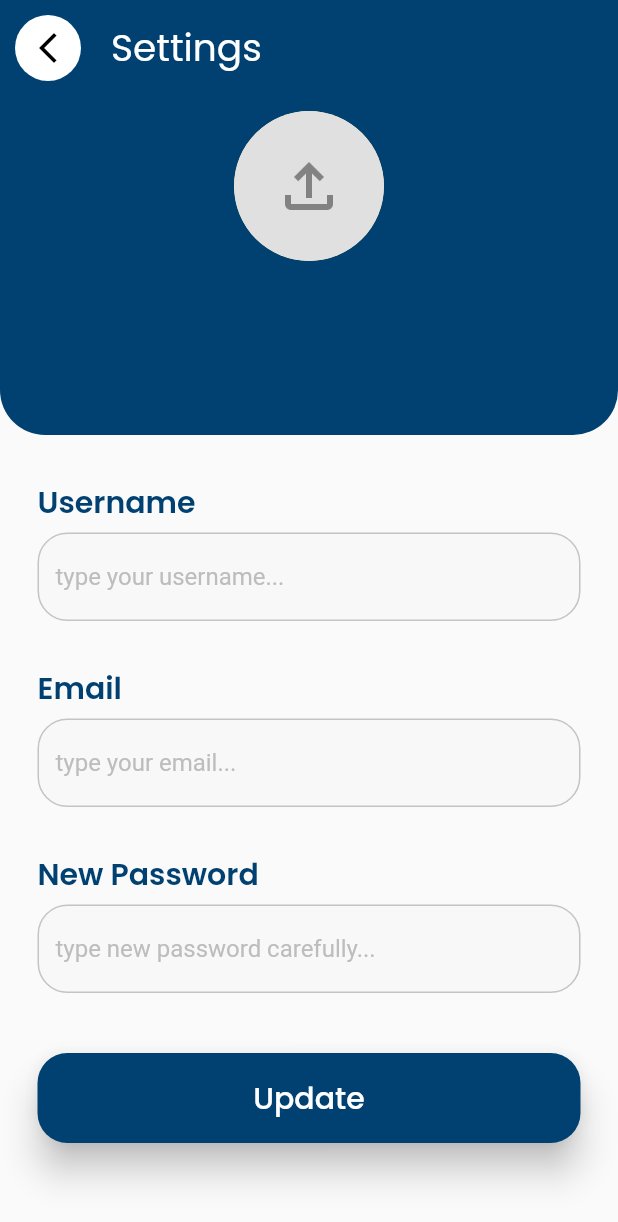
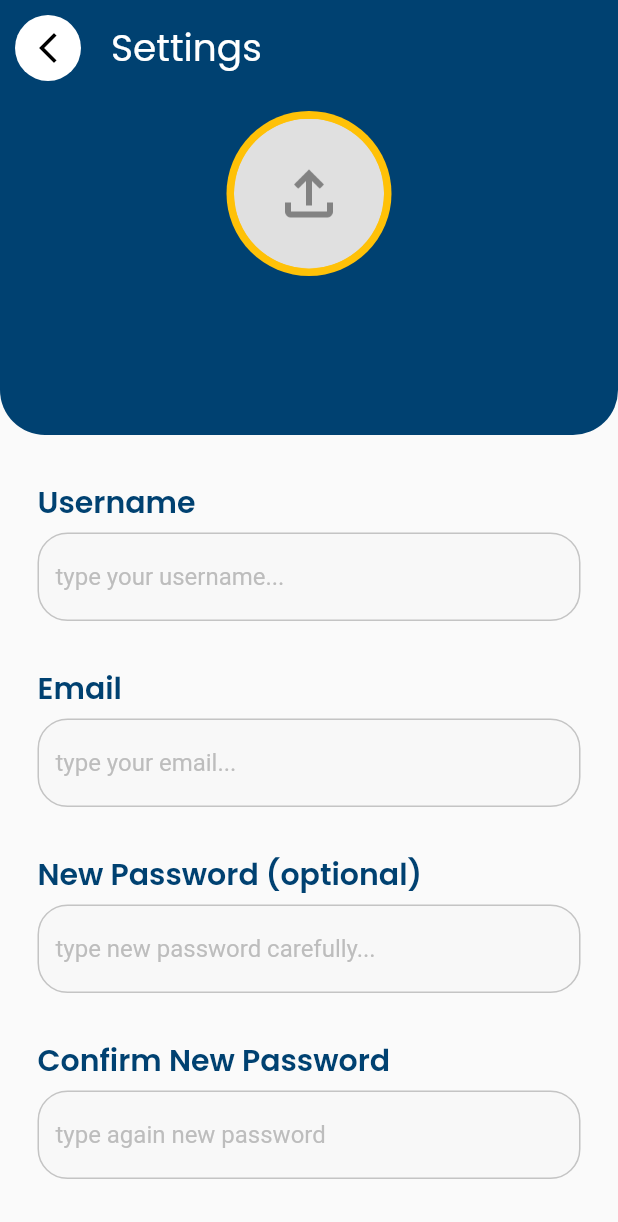
Before and after one commit to FiDiSoft/KamusQ, a Flutter app: the SettingPage screen opened directly with empty values, on a phone screen of 412 x 824 dp. Shown: the top 1222 px of the screen. Run offline on Flutter 3.47's test engine with Material 2 defaults, Android fonts, the phone set to English and light mode, and no system bars; our stand-ins replace cloud_firestore, firebase_auth, firebase_core, firebase_storage, flutter_slidable, google_fonts and 2 more; accounts and stored records are empty.

Commit message:
add new password, add confirm new password textfield, and add photoUrl logic

```diff
--- a/lib/pages/setting_page.dart
+++ b/lib/pages/setting_page.dart
@@ -1,6 +1,11 @@
+import 'dart:io';
+
 import 'package:firebase_auth/firebase_auth.dart';
 import 'package:flutter/material.dart';
+import 'package:image_picker/image_picker.dart';
+import 'package:kamusq/models/photoUrl_services.dart';
 import 'package:kamusq/models/validators.dart';
+import 'package:kamusq/pages/main_page.dart';
 import 'package:kamusq/theme.dart';
 
 class SettingPage extends StatefulWidget {
@@ -16,7 +21,20 @@ class _SettingPageState extends State<SettingPage> {
   var usernameController;
   var emailController;
   var passwordController;
+  var confirmPasswordController;
+  var imageFile;
+  var imagePath;
   GlobalKey<FormState> _formKey = GlobalKey<FormState>();
+
+  Future pickImage() async {
+    final picker = ImagePicker();
+    final pickedFile = await picker.pickImage(source: ImageSource.gallery);
+
+    setState(() {
+      imageFile = File(pickedFile!.path);
+      imagePath = pickedFile.path;
+    });
+  }
 
   @override
   void initState() {
@@ -24,6 +42,7 @@ class _SettingPageState extends State<SettingPage> {
         TextEditingController(text: "${widget.user.displayName}");
     emailController = TextEditingController(text: "${widget.user.email}");
     passwordController = TextEditingController(text: "");
+    confirmPasswordController = TextEditingController(text: '');
     super.initState();
   }
 
@@ -80,12 +99,40 @@ class _SettingPageState extends State<SettingPage> {
                   ),
                   SizedBox(height: 20),
                   InkWell(
-                    onTap: () async {},
+                    onTap: () {
+                      pickImage();
+                    },
                     child: CircleAvatar(
-                      maxRadius: 50,
+                      maxRadius: 55,
+                      backgroundColor: Colors.amber,
                       child: ClipRRect(
                         borderRadius: BorderRadius.circular(50.0),
+                        child: (widget.user.photoURL != null)
+                            ? (imageFile != null)
+                                ? Image.file(
+                                    imageFile,
+                                    height: 100,
+                                    width: 100,
+                                  )
+                                : Stack(
+                                    children: [
+                                      Image.network(
+                                        widget.user.photoURL.toString(),
+                                        height: 100,
+                                        width: 100,
+                                        fit: BoxFit.cover,
+                                      ),
+                                      Opacity(
+                                        opacity: 0.6,
                                         child: Image.asset(
+                                          'assets/upload.png',
+                                          height: 100,
+                                          width: 100,
+                                        ),
+                                      ),
+                                    ],
+                                  )
+                            : Image.asset(
                                 'assets/upload.png',
                                 height: 100,
                                 width: 100,
@@ -119,6 +166,8 @@ class _SettingPageState extends State<SettingPage> {
                 ),
                 TextFormField(
                   controller: usernameController,
+                  validator: (username) => Validators.validateUsername(
+                      username: username.toString()),
                   decoration: InputDecoration(
                       fillColor: inputColor,
                       filled: true,
@@ -167,7 +216,7 @@ class _SettingPageState extends State<SettingPage> {
                   height: 30,
                 ),
                 Text(
-                  'New Password',
+                  'New Password (optional)',
                   style: blueTextStyle.copyWith(
                       fontWeight: semiBold, fontSize: 20),
                 ),
@@ -177,13 +226,46 @@ class _SettingPageState extends State<SettingPage> {
                 TextFormField(
                   controller: passwordController,
                   obscureText: true,
-                  validator: (password) => Validators.validatePassword(
-                      password: password.toString()),
+                  // validator: (password) => Validators.validateNewPassword(
+                  //     password: password.toString()),
                   decoration: InputDecoration(
                       fillColor: inputColor,
                       filled: true,
                       focusColor: blue,
                       hintText: 'type new password carefully...',
+                      hintStyle: TextStyle(color: hintColor),
+                      border: OutlineInputBorder(
+                        borderRadius: BorderRadius.circular(20.0),
+                      ),
+                      enabledBorder: OutlineInputBorder(
+                          borderSide: BorderSide(color: grey),
+                          borderRadius: BorderRadius.circular(20)),
+                      focusedBorder: OutlineInputBorder(
+                          borderSide: BorderSide(color: blue),
+                          borderRadius: BorderRadius.circular(20))),
+                ),
+                SizedBox(
+                  height: 30,
+                ),
+                Text(
+                  'Confirm New Password',
+                  style: blueTextStyle.copyWith(
+                      fontWeight: semiBold, fontSize: 20),
+                ),
+                SizedBox(
+                  height: 5,
+                ),
+                TextFormField(
+                  controller: confirmPasswordController,
+                  obscureText: true,
+                  // validator: (password) =>
+                  //     Validators.validateConfirmNewPassword(
+                  //         password: password.toString()),
+                  decoration: InputDecoration(
+                      fillColor: inputColor,
+                      filled: true,
+                      focusColor: blue,
+                      hintText: 'type again new password',
                       hintStyle: TextStyle(color: hintColor),
                       border: OutlineInputBorder(
                         borderRadius: BorderRadius.circular(20.0),
@@ -210,11 +292,39 @@ class _SettingPageState extends State<SettingPage> {
                                   .toUpperCase() +
                               usernameController.text.toString().substring(1);
                           String getPassword = passwordController.text;
+                          String getConfirmPassword =
+                              confirmPasswordController.text;
 
                           await widget.user.updateDisplayName(getUsername);
+
+                          if (getPassword != '') {
+                            if (getPassword == getConfirmPassword) {
                               await widget.user.updatePassword(getPassword);
+                            }
+                          }
 
-                          Navigator.pop(context);
+                          if (imagePath != null && imageFile != null) {
+                            PhotoUrlServices.updateUrl(imagePath, imageFile);
+                          }
+
+                          final snackBar = SnackBar(
+                            backgroundColor: blue,
+                            padding: const EdgeInsets.all(20),
+                            content: const Text(
+                              'Close and re-open the app to see the changes!',
+                              style: TextStyle(
+                                  color: Colors.green,
+                                  fontWeight: FontWeight.bold),
+                            ),
+                            duration: Duration(seconds: 2),
+                          );
+
+                          ScaffoldMessenger.of(context).showSnackBar(snackBar);
+
+                          Navigator.pushReplacement(
+                              context,
+                              MaterialPageRoute(
+                                  builder: (_) => MainPage(user: widget.user)));
                         }
                       },
                       style: TextButton.styleFrom(
```
Lines whose indentation alone changed are shown as unchanged.
